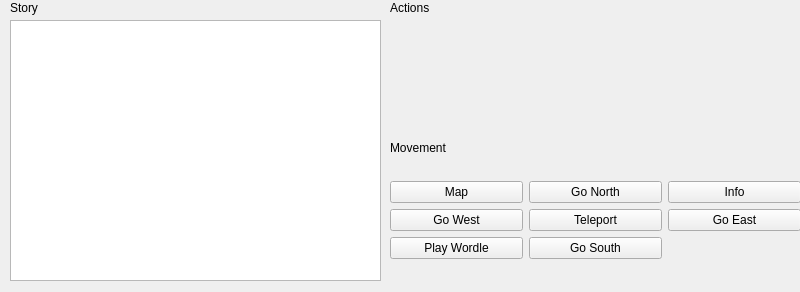
Conorh2354/Zork-With-GUI, file mainwindow.ui: the form before one commit.
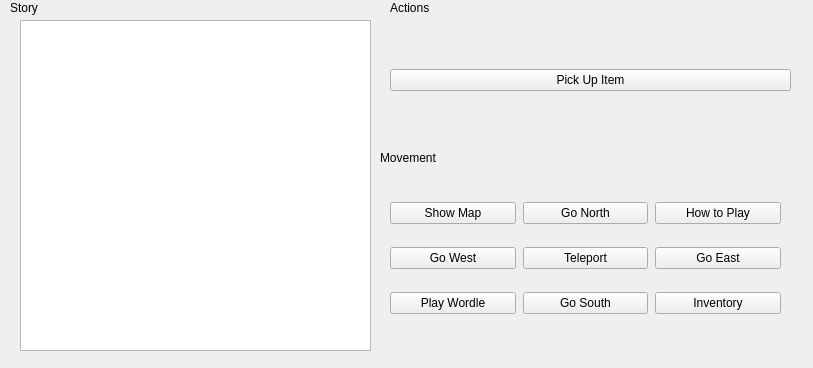
The form after the commit.

Diff of the .ui file:
```diff
--- a/mainwindow.ui
+++ b/mainwindow.ui
@@ -6,8 +6,8 @@
    <rect>
     <x>0</x>
     <y>0</y>
-    <width>800</width>
-    <height>292</height>
+    <width>813</width>
+    <height>368</height>
    </rect>
   </property>
   <property name="windowTitle">
@@ -19,84 +19,33 @@
      <rect>
       <x>390</x>
       <y>20</y>
-      <width>411</width>
+      <width>401</width>
       <height>121</height>
      </rect>
     </property>
-    <layout class="QGridLayout" name="ActionsBox"/>
-   </widget>
-   <widget class="QWidget" name="gridLayoutWidget_3">
-    <property name="geometry">
-     <rect>
-      <x>390</x>
-      <y>160</y>
-      <width>411</width>
-      <height>121</height>
-     </rect>
-    </property>
-    <layout class="QGridLayout" name="MovementBox">
+    <layout class="QGridLayout" name="ActionsBox">
      <item row="0" column="0">
-      <layout class="QGridLayout" name="gridLayout">
-       <item row="1" column="0">
-        <widget class="QPushButton" name="pushButton_4">
-         <property name="text">
-          <string>Go West</string>
-         </property>
-        </widget>
-       </item>
-       <item row="2" column="1">
-        <widget class="QPushButton" name="pushButton_2">
-         <property name="text">
-          <string>Go South</string>
-         </property>
-        </widget>
-       </item>
-       <item row="0" column="1">
-        <widget class="QPushButton" name="pushButton">
-         <property name="text">
-          <string>Go North</string>
-         </property>
-        </widget>
-       </item>
-       <item row="1" column="1">
-        <widget class="QPushButton" name="pushButton_3">
-         <property name="text">
-          <string>Teleport</string>
-         </property>
-        </widget>
-       </item>
-       <item row="1" column="2">
-        <widget class="QPushButton" name="pushButton_5">
-         <property name="text">
-          <string>Go East</string>
-         </property>
-        </widget>
-       </item>
-       <item row="0" column="0">
-        <widget class="QPushButton" name="pushButton_6">
-         <property name="text">
-          <string>Map</string>
-         </property>
-        </widget>
-       </item>
-       <item row="0" column="2">
-        <widget class="QPushButton" name="pushButton_7">
-         <property name="text">
-          <string>Info</string>
-         </property>
-        </widget>
-       </item>
-       <item row="2" column="0">
-        <widget class="QPushButton" name="pushButton_8">
-         <property name="text">
-          <string>Play Wordle</string>
-         </property>
-        </widget>
-       </item>
-      </layout>
+      <widget class="QPushButton" name="pushButton_10">
+       <property name="text">
+        <string>Pick Up Item</string>
+       </property>
+      </widget>
      </item>
     </layout>
    </widget>
+   <widget class="QLabel" name="txtStory">
+    <property name="geometry">
+     <rect>
+      <x>10</x>
+      <y>0</y>
+      <width>49</width>
+      <height>16</height>
+     </rect>
+    </property>
+    <property name="text">
+     <string>Story</string>
+    </property>
+   </widget>
    <widget class="QLabel" name="txtActions">
     <property name="geometry">
      <rect>
@@ -113,8 +62,8 @@
    <widget class="QLabel" name="txtMovement">
     <property name="geometry">
      <rect>
-      <x>390</x>
-      <y>140</y>
+      <x>380</x>
+      <y>150</y>
       <width>61</width>
       <height>16</height>
      </rect>
@@ -126,25 +75,102 @@
    <widget class="QTextEdit" name="textEdit">
     <property name="geometry">
      <rect>
-      <x>10</x>
+      <x>20</x>
       <y>20</y>
-      <width>371</width>
-      <height>261</height>
+      <width>351</width>
+      <height>331</height>
      </rect>
     </property>
    </widget>
-   <widget class="QLabel" name="label">
+   <widget class="QWidget" name="">
     <property name="geometry">
      <rect>
-      <x>10</x>
-      <y>0</y>
-      <width>49</width>
-      <height>16</height>
+      <x>390</x>
+      <y>170</y>
+      <width>401</width>
+      <height>181</height>
      </rect>
     </property>
-    <property name="text">
-     <string>Story</string>
-    </property>
+    <layout class="QGridLayout" name="gridLayout">
+     <property name="topMargin">
+      <number>9</number>
+     </property>
+     <property name="rightMargin">
+      <number>10</number>
+     </property>
+     <property name="bottomMargin">
+      <number>11</number>
+     </property>
+     <property name="horizontalSpacing">
+      <number>7</number>
+     </property>
+     <property name="verticalSpacing">
+      <number>0</number>
+     </property>
+     <item row="1" column="0">
+      <widget class="QPushButton" name="pushButton_4">
+       <property name="text">
+        <string>Go West</string>
+       </property>
+      </widget>
+     </item>
+     <item row="2" column="1">
+      <widget class="QPushButton" name="pushButton_2">
+       <property name="text">
+        <string>Go South</string>
+       </property>
+      </widget>
+     </item>
+     <item row="0" column="1">
+      <widget class="QPushButton" name="pushButton">
+       <property name="text">
+        <string>Go North</string>
+       </property>
+      </widget>
+     </item>
+     <item row="1" column="1">
+      <widget class="QPushButton" name="pushButton_3">
+       <property name="text">
+        <string>Teleport</string>
+       </property>
+      </widget>
+     </item>
+     <item row="1" column="2">
+      <widget class="QPushButton" name="pushButton_5">
+       <property name="text">
+        <string>Go East</string>
+       </property>
+      </widget>
+     </item>
+     <item row="0" column="0">
+      <widget class="QPushButton" name="pushButton_6">
+       <property name="text">
+        <string>Show Map</string>
+       </property>
+      </widget>
+     </item>
+     <item row="0" column="2">
+      <widget class="QPushButton" name="pushButton_7">
+       <property name="text">
+        <string>How to Play</string>
+       </property>
+      </widget>
+     </item>
+     <item row="2" column="0">
+      <widget class="QPushButton" name="pushButton_8">
+       <property name="text">
+        <string>Play Wordle</string>
+       </property>
+      </widget>
+     </item>
+     <item row="2" column="2">
+      <widget class="QPushButton" name="pushButton_9">
+       <property name="text">
+        <string>Inventory</string>
+       </property>
+      </widget>
+     </item>
+    </layout>
    </widget>
   </widget>
  </widget>
```
